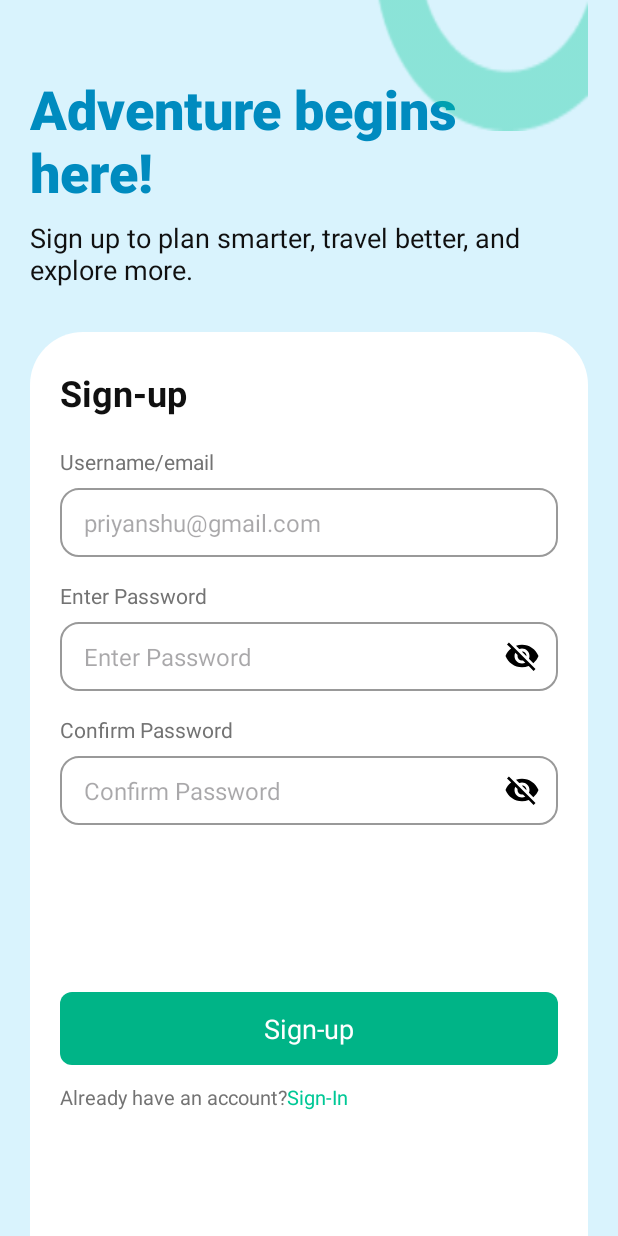
After one commit to siddhigoel93/Tripsync-frontend, an Android app: the fragment fragment_signup shown on its own in the app's theme, on a phone screen of 412 x 824 dp. The commit adds this screen. Run offline under Robolectric (Android 15) with nearby library versions, the phone set to English and light mode, and no system bars.

Commit message:
made signup fragment and added password format checks

```diff
--- /dev/null
+++ b/app/src/main/java/com/example/tripsync/fragment_signup.kt
@@ -0,0 +1,116 @@
+package com.example.tripsync
+
+import android.os.Bundle
+import android.text.Editable
+import android.text.InputType
+import android.text.TextWatcher
+import android.view.LayoutInflater
+import android.view.View
+import android.view.ViewGroup
+import android.widget.EditText
+import android.widget.ImageView
+import android.widget.TextView
+import androidx.core.content.ContextCompat
+import androidx.fragment.app.Fragment
+
+class fragment_signup : Fragment() {
+
+    private lateinit var etPassword: EditText
+    private lateinit var etConfirm: EditText
+    private lateinit var ivTogglePass: ImageView
+    private lateinit var ivToggleConfirm: ImageView
+    private lateinit var btnSignUp: TextView
+    private var isPasswordVisible = false
+    private var isConfirmVisible = false
+
+    override fun onCreateView(
+        inflater: LayoutInflater, container: ViewGroup?,
+        savedInstanceState: Bundle?
+    ): View? {
+        val view = inflater.inflate(R.layout.fragment_signup, container, false)
+
+        etPassword = view.findViewById(R.id.etPassword)
+        etConfirm = view.findViewById(R.id.etConfirm)
+        ivTogglePass = view.findViewById(R.id.ivTogglePass)
+        ivToggleConfirm = view.findViewById(R.id.ivToggleConfirm)
+        btnSignUp = view.findViewById(R.id.btnSignUp)
+
+        setupPasswordValidation()
+        setupVisibilityToggles()
+
+        return view
+    }
+
+    private fun setupPasswordValidation() {
+        etPassword.addTextChangedListener(object : TextWatcher {
+            override fun beforeTextChanged(s: CharSequence?, start: Int, count: Int, after: Int) {}
+            override fun onTextChanged(s: CharSequence?, start: Int, before: Int, count: Int) {
+                validatePasswords()
+            }
+            override fun afterTextChanged(s: Editable?) {}
+        })
+
+        etConfirm.addTextChangedListener(object : TextWatcher {
+            override fun beforeTextChanged(s: CharSequence?, start: Int, count: Int, after: Int) {}
+            override fun onTextChanged(s: CharSequence?, start: Int, before: Int, count: Int) {
+                validatePasswords()
+            }
+            override fun afterTextChanged(s: Editable?) {}
+        })
+    }
+
+    private fun validatePasswords() {
+        val password = etPassword.text.toString()
+        val confirm = etConfirm.text.toString()
+
+        val passwordValid = password.length >= 8 &&
+                password.any { it.isDigit() } &&
+                password.any { !it.isLetterOrDigit() }
+
+        if (!passwordValid && password.isNotEmpty()) {
+            etPassword.error = "Your password must contain 8 letters, a number and a special character"
+        } else {
+            etPassword.error = null
+        }
+
+        if (passwordValid && confirm.isNotEmpty() && password != confirm) {
+            etConfirm.error = "Both passwords are different"
+        } else {
+            etConfirm.error = null
+        }
+    }
+
+    private fun setupVisibilityToggles() {
+        ivTogglePass.setOnClickListener {
+            isPasswordVisible = !isPasswordVisible
+            togglePasswordVisibility(etPassword, ivTogglePass, isPasswordVisible)
+        }
+
+        ivToggleConfirm.setOnClickListener {
+            isConfirmVisible = !isConfirmVisible
+            togglePasswordVisibility(etConfirm, ivToggleConfirm, isConfirmVisible)
+        }
+    }
+
+    private fun togglePasswordVisibility(editText: EditText, icon: ImageView, visible: Boolean) {
+        if (visible) {
+            editText.inputType = InputType.TYPE_CLASS_TEXT or InputType.TYPE_TEXT_VARIATION_VISIBLE_PASSWORD
+            icon.setImageDrawable(ContextCompat.getDrawable(requireContext(), R.drawable.ic_visibility))
+        } else {
+            editText.inputType = InputType.TYPE_CLASS_TEXT or InputType.TYPE_TEXT_VARIATION_PASSWORD
+            icon.setImageDrawable(ContextCompat.getDrawable(requireContext(), R.drawable.ic_visibility_off))
+        }
+        editText.setSelection(editText.text.length)
+    }
+
+    companion object {
+        @JvmStatic
+        fun newInstance(param1: String, param2: String) =
+            fragment_signup().apply {
+                arguments = Bundle().apply {
+                    putString("param1", param1)
+                    putString("param2", param2)
+                }
+            }
+    }
+}
--- /dev/null
+++ b/app/src/main/res/drawable/ic_visibility.xml
@@ -0,0 +1,5 @@
+<vector xmlns:android="http://schemas.android.com/apk/res/android" android:height="24dp" android:tint="#000000" android:viewportHeight="24" android:viewportWidth="24" android:width="24dp">
+
+    <path android:fillColor="@android:color/white" android:pathData="M12,4.5C7,4.5 2.73,7.61 1,12c1.73,4.39 6,7.5 11,7.5s9.27,-3.11 11,-7.5c-1.73,-4.39 -6,-7.5 -11,-7.5zM12,17c-2.76,0 -5,-2.24 -5,-5s2.24,-5 5,-5 5,2.24 5,5 -2.24,5 -5,5zM12,9c-1.66,0 -3,1.34 -3,3s1.34,3 3,3 3,-1.34 3,-3 -1.34,-3 -3,-3z"/>
+
+</vector>
--- /dev/null
+++ b/app/src/main/res/drawable/ic_visibility_off.xml
@@ -0,0 +1,5 @@
+<vector xmlns:android="http://schemas.android.com/apk/res/android" android:height="24dp" android:tint="#000000" android:viewportHeight="24" android:viewportWidth="24" android:width="24dp">
+
+    <path android:fillColor="@android:color/white" android:pathData="M12,7c2.76,0 5,2.24 5,5 0,0.65 -0.13,1.26 -0.36,1.83l2.92,2.92c1.51,-1.26 2.7,-2.89 3.43,-4.75 -1.73,-4.39 -6,-7.5 -11,-7.5 -1.4,0 -2.74,0.25 -3.98,0.7l2.16,2.16C10.74,7.13 11.35,7 12,7zM2,4.27l2.28,2.28 0.46,0.46C3.08,8.3 1.78,10.02 1,12c1.73,4.39 6,7.5 11,7.5 1.55,0 3.03,-0.3 4.38,-0.84l0.42,0.42L19.73,22 21,20.73 3.27,3 2,4.27zM7.53,9.8l1.55,1.55c-0.05,0.21 -0.08,0.43 -0.08,0.65 0,1.66 1.34,3 3,3 0.22,0 0.44,-0.03 0.65,-0.08l1.55,1.55c-0.67,0.33 -1.41,0.53 -2.2,0.53 -2.76,0 -5,-2.24 -5,-5 0,-0.79 0.2,-1.53 0.53,-2.2zM11.84,9.02l3.15,3.15 0.02,-0.16c0,-1.66 -1.34,-3 -3,-3l-0.17,0.01z"/>
+
+</vector>
--- /dev/null
+++ b/app/src/main/res/drawable/input_border.xml
@@ -0,0 +1,11 @@
+<?xml version="1.0" encoding="UTF-8"?>
+<shape
+    xmlns:android="http://schemas.android.com/apk/res/android">
+    <stroke
+        android:color="#999999"
+        android:width="1dp"
+        />
+    <corners
+        android:radius="12dp"
+        />
+</shape>
--- /dev/null
+++ b/app/src/main/res/drawable/next_button.xml
@@ -0,0 +1,9 @@
+<shape
+    xmlns:android="http://schemas.android.com/apk/res/android">
+    <solid
+        android:color="#00B487"
+        />
+    <corners
+        android:radius="8dp"
+        />
+</shape>
--- /dev/null
+++ b/app/src/main/res/drawable/white_card.xml
@@ -0,0 +1,11 @@
+<?xml version="1.0" encoding="UTF-8"?>
+<shape
+    xmlns:android="http://schemas.android.com/apk/res/android">
+    <solid
+        android:color="#FFFFFF"
+        />
+    <corners
+        android:topRightRadius="35dp"
+        android:topLeftRadius="35dp"
+        />
+</shape>
--- /dev/null
+++ b/app/src/main/res/layout/fragment_signup.xml
@@ -0,0 +1,294 @@
+<androidx.constraintlayout.widget.ConstraintLayout
+    xmlns:android="http://schemas.android.com/apk/res/android"
+    xmlns:app="http://schemas.android.com/apk/res-auto"
+    xmlns:tools="http://schemas.android.com/tools"
+    android:layout_width="match_parent"
+    android:layout_height="match_parent"
+    android:fitsSystemWindows="true">
+
+    <ScrollView
+        android:id="@+id/scrollView"
+        android:layout_width="0dp"
+        android:layout_height="0dp"
+        android:background="#D9F3FD"
+        android:fillViewport="true"
+        android:scrollbarStyle="outsideOverlay"
+        app:layout_constraintTop_toTopOf="parent"
+        app:layout_constraintBottom_toBottomOf="parent"
+        app:layout_constraintStart_toStartOf="parent"
+        app:layout_constraintEnd_toEndOf="parent">
+
+        <androidx.constraintlayout.widget.ConstraintLayout
+            android:id="@+id/container"
+            android:layout_width="match_parent"
+            android:layout_height="wrap_content"
+            tools:layout_width="360dp"
+            tools:layout_height="800dp">
+
+            <androidx.constraintlayout.widget.Guideline
+                android:id="@+id/gStart"
+                android:layout_width="wrap_content"
+                android:layout_height="wrap_content"
+                android:orientation="vertical"
+                app:layout_constraintGuide_begin="20dp" />
+
+            <androidx.constraintlayout.widget.Guideline
+                android:id="@+id/gEnd"
+                android:layout_width="wrap_content"
+                android:layout_height="wrap_content"
+                android:orientation="vertical"
+                app:layout_constraintGuide_end="20dp" />
+
+            <androidx.constraintlayout.widget.Guideline
+                android:id="@+id/gTop"
+                android:layout_width="wrap_content"
+                android:layout_height="wrap_content"
+                android:orientation="horizontal"
+                app:layout_constraintGuide_begin="48dp" />
+
+            <androidx.constraintlayout.widget.Guideline
+                android:id="@+id/gCardTop"
+                android:layout_width="wrap_content"
+                android:layout_height="wrap_content"
+                android:orientation="horizontal"
+                app:layout_constraintGuide_percent="0.2688" />
+
+            <TextView
+                android:id="@+id/headline"
+                android:layout_width="0dp"
+                android:layout_height="86dp"
+                android:fontFamily="sans-serif-black"
+                android:text="@string/adventure_begins_here"
+                android:textColor="#008BBF"
+                android:textSize="36sp"
+                android:textStyle="bold"
+                app:layout_constraintTop_toTopOf="@id/gTop"
+                app:layout_constraintStart_toStartOf="@id/gStart"
+                app:layout_constraintEnd_toEndOf="@id/gEnd" />
+
+            <ImageView
+                android:id="@+id/imgTop"
+                android:layout_width="142dp"
+                android:layout_height="142dp"
+                android:layout_marginTop="-55dp"
+                android:scaleType="fitXY"
+                android:src="@drawable/ellipse"
+                android:contentDescription="@null"
+                android:importantForAccessibility="no"
+                app:layout_constraintTop_toTopOf="parent"
+                app:layout_constraintEnd_toEndOf="@id/gEnd" />
+
+            <TextView
+                android:id="@+id/subText"
+                android:layout_width="0dp"
+                android:layout_height="wrap_content"
+                android:layout_marginTop="12dp"
+                android:text="@string/signup_subtext"
+                android:textColor="#101010"
+                android:textSize="18sp"
+                app:layout_constraintTop_toBottomOf="@id/headline"
+                app:layout_constraintStart_toStartOf="@id/gStart"
+                app:layout_constraintEnd_toEndOf="@id/gEnd" />
+
+            <androidx.constraintlayout.widget.ConstraintLayout
+                android:id="@+id/signUpCard"
+                android:layout_width="0dp"
+                android:layout_height="0dp"
+                android:background="@drawable/white_card"
+                android:paddingTop="24dp"
+                android:paddingBottom="24dp"
+                app:layout_constraintTop_toTopOf="@id/gCardTop"
+                app:layout_constraintBottom_toBottomOf="parent"
+                app:layout_constraintStart_toStartOf="@id/gStart"
+                app:layout_constraintEnd_toEndOf="@id/gEnd">
+
+                <TextView
+                    android:id="@+id/titleSignUp"
+                    android:layout_width="wrap_content"
+                    android:layout_height="wrap_content"
+                    android:layout_marginStart="20dp"
+                    android:text="@string/signup_title"
+                    android:textColor="#101010"
+                    android:textSize="24sp"
+                    android:textStyle="bold"
+                    app:layout_constraintTop_toTopOf="parent"
+                    app:layout_constraintStart_toStartOf="parent" />
+
+                <TextView
+                    android:id="@+id/lblEmail"
+                    android:layout_width="wrap_content"
+                    android:layout_height="wrap_content"
+                    android:layout_marginStart="20dp"
+                    android:layout_marginTop="20dp"
+                    android:text="@string/label_username_email"
+                    android:textColor="#737373"
+                    android:textSize="14sp"
+                    app:layout_constraintTop_toBottomOf="@id/titleSignUp"
+                    app:layout_constraintStart_toStartOf="parent" />
+
+                <EditText
+                    android:id="@+id/etEmail"
+                    android:layout_width="0dp"
+                    android:layout_height="wrap_content"
+                    android:layout_marginStart="20dp"
+                    android:layout_marginTop="8dp"
+                    android:layout_marginEnd="20dp"
+                    android:background="@drawable/input_border"
+                    android:hint="@string/hint_email"
+                    android:inputType="textEmailAddress"
+                    android:paddingTop="12dp"
+                    android:paddingBottom="12dp"
+                    android:paddingStart="16dp"
+                    android:paddingEnd="16dp"
+                    android:textColor="#101010"
+                    android:textSize="16sp"
+                    app:layout_constraintTop_toBottomOf="@id/lblEmail"
+                    app:layout_constraintStart_toStartOf="parent"
+                    app:layout_constraintEnd_toEndOf="parent" />
+
+                <TextView
+                    android:id="@+id/lblPassword"
+                    android:layout_width="wrap_content"
+                    android:layout_height="wrap_content"
+                    android:layout_marginStart="20dp"
+                    android:layout_marginTop="16dp"
+                    android:text="@string/label_enter_password"
+                    android:textColor="#737373"
+                    android:textSize="14sp"
+                    app:layout_constraintTop_toBottomOf="@id/etEmail"
+                    app:layout_constraintStart_toStartOf="parent" />
+
+                <FrameLayout
+                    android:id="@+id/passwordContainer"
+                    android:layout_width="0dp"
+                    android:layout_height="wrap_content"
+                    android:layout_marginStart="20dp"
+                    android:layout_marginTop="8dp"
+                    android:layout_marginEnd="20dp"
+                    android:background="@drawable/input_border"
+                    app:layout_constraintTop_toBottomOf="@id/lblPassword"
+                    app:layout_constraintStart_toStartOf="parent"
+                    app:layout_constraintEnd_toEndOf="parent">
+
+                    <EditText
+                        android:id="@+id/etPassword"
+                        android:layout_width="match_parent"
+                        android:layout_height="wrap_content"
+                        android:background="@android:color/transparent"
+                        android:hint="@string/hint_enter_password"
+                        android:inputType="textPassword"
+                        android:paddingStart="16dp"
+                        android:paddingTop="12dp"
+                        android:paddingEnd="48dp"
+                        android:paddingBottom="12dp"
+                        android:textColor="#101010"
+                        android:textSize="16sp" />
+
+                    <ImageView
+                        android:id="@+id/ivTogglePass"
+                        android:layout_width="24dp"
+                        android:layout_height="24dp"
+                        android:layout_gravity="end|center_vertical"
+                        android:layout_marginEnd="12dp"
+                        android:scaleType="centerInside"
+                        android:clickable="true"
+                        android:focusable="true"
+                        android:contentDescription="@string/cd_show_password"
+                        app:srcCompat="@drawable/ic_visibility_off" />
+                </FrameLayout>
+
+                <TextView
+                    android:id="@+id/lblConfirm"
+                    android:layout_width="wrap_content"
+                    android:layout_height="wrap_content"
+                    android:layout_marginStart="20dp"
+                    android:layout_marginTop="16dp"
+                    android:text="@string/label_confirm_password"
+                    android:textColor="#737373"
+                    android:textSize="14sp"
+                    app:layout_constraintTop_toBottomOf="@id/passwordContainer"
+                    app:layout_constraintStart_toStartOf="parent" />
+
+                <FrameLayout
+                    android:id="@+id/confirmContainer"
+                    android:layout_width="0dp"
+                    android:layout_height="wrap_content"
+                    android:layout_marginStart="20dp"
+                    android:layout_marginTop="8dp"
+                    android:layout_marginEnd="20dp"
+                    android:background="@drawable/input_border"
+                    app:layout_constraintTop_toBottomOf="@id/lblConfirm"
+                    app:layout_constraintStart_toStartOf="parent"
+                    app:layout_constraintEnd_toEndOf="parent">
+
+                    <EditText
+                        android:id="@+id/etConfirm"
+                        android:layout_width="match_parent"
+                        android:layout_height="wrap_content"
+                        android:background="@android:color/transparent"
+                        android:hint="@string/hint_confirm_password"
+                        android:inputType="textPassword"
+                        android:paddingStart="16dp"
+                        android:paddingTop="12dp"
+                        android:paddingEnd="48dp"
+                        android:paddingBottom="12dp"
+                        android:textColor="#101010"
+                        android:textSize="16sp" />
+
+                    <ImageView
+                        android:id="@+id/ivToggleConfirm"
+                        android:layout_width="24dp"
+                        android:layout_height="24dp"
+                        android:layout_gravity="end|center_vertical"
+                        android:layout_marginEnd="12dp"
+                        android:scaleType="centerInside"
+                        android:clickable="true"
+                        android:focusable="true"
+                        android:contentDescription="@string/cd_show_password"
+                        app:srcCompat="@drawable/ic_visibility_off" />
+                </FrameLayout>
+
+                <TextView
+                    android:id="@+id/btnSignUp"
+                    android:layout_width="0dp"
+                    android:layout_height="wrap_content"
+                    android:layout_marginStart="20dp"
+                    android:layout_marginTop="111dp"
+                    android:layout_marginEnd="20dp"
+                    android:background="@drawable/next_button"
+                    android:gravity="center"
+                    android:paddingTop="12dp"
+                    android:paddingBottom="12dp"
+                    android:text="@string/sign_up"
+                    android:textColor="@android:color/white"
+                    android:textSize="18sp"
+                    app:layout_constraintTop_toBottomOf="@id/confirmContainer"
+                    app:layout_constraintStart_toStartOf="parent"
+                    app:layout_constraintEnd_toEndOf="parent" />
+
+                <TextView
+                    android:id="@+id/tvHaveAccount"
+                    android:layout_width="wrap_content"
+                    android:layout_height="wrap_content"
+                    android:layout_marginTop="12dp"
+                    android:text="@string/already_have_account"
+                    android:textColor="#737373"
+                    android:textSize="13sp"
+                    app:layout_constraintTop_toBottomOf="@id/btnSignUp"
+                    app:layout_constraintStart_toStartOf="@id/btnSignUp" />
+
+                <TextView
+                    android:id="@+id/tvSignIn"
+                    android:layout_width="wrap_content"
+                    android:layout_height="wrap_content"
+                    android:text="@string/sign_in"
+                    android:textColor="#00C896"
+                    android:textSize="13sp"
+                    app:layout_constraintTop_toTopOf="@id/tvHaveAccount"
+                    app:layout_constraintBottom_toBottomOf="@id/tvHaveAccount"
+                    app:layout_constraintStart_toEndOf="@id/tvHaveAccount" />
+
+            </androidx.constraintlayout.widget.ConstraintLayout>
+        </androidx.constraintlayout.widget.ConstraintLayout>
+    </ScrollView>
+</androidx.constraintlayout.widget.ConstraintLayout>
--- a/app/src/main/res/values/strings.xml
+++ b/app/src/main/res/values/strings.xml
@@ -1,3 +1,22 @@
 <resources>
     <string name="app_name">TripSync</string>
+    <string name="hello_blank_fragment">Hello blank fragment</string>
+    <string name="adventure_begins_here">Adventure begins\nhere!</string>
+    <string name="signup_subtext">Sign up to plan smarter, travel better, and explore more.</string>
+    <string name="signup_title">Sign-up</string>
+    <string name="label_username_email">Username/email</string>
+    <string name="hint_email">priyanshu@gmail.com</string>
+    <string name="label_enter_password">Enter Password</string>
+    <string name="hint_enter_password">Enter Password</string>
+    <string name="label_confirm_password">Confirm Password</string>
+    <string name="hint_confirm_password">Confirm Password</string>
+    <string name="sign_up">Sign-up</string>
+    <string name="already_have_account">Already have an account?</string>
+    <string name="sign_in"> Sign-In</string>
+    <string name="cd_show_password">Show password</string>
+    <string name="cd_hide_password">Hide password</string>
+
+
+
+
 </resources>
```
Also changed, not shown: app/src/main/res/drawable/ellipse.png (added), app/src/main/res/drawable/invtdellipse.png (added).
